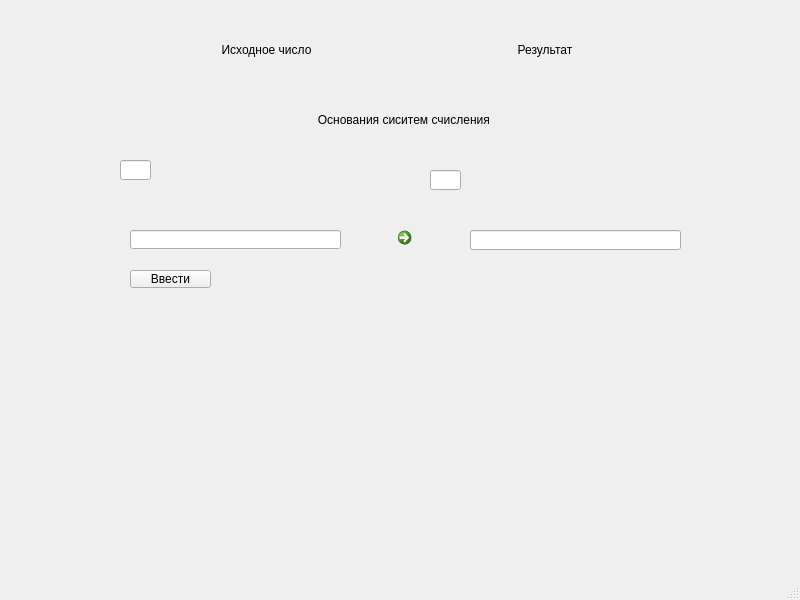
Old version of the form mainwindow.ui in the repository panovavasilisa/UniversalConverter.
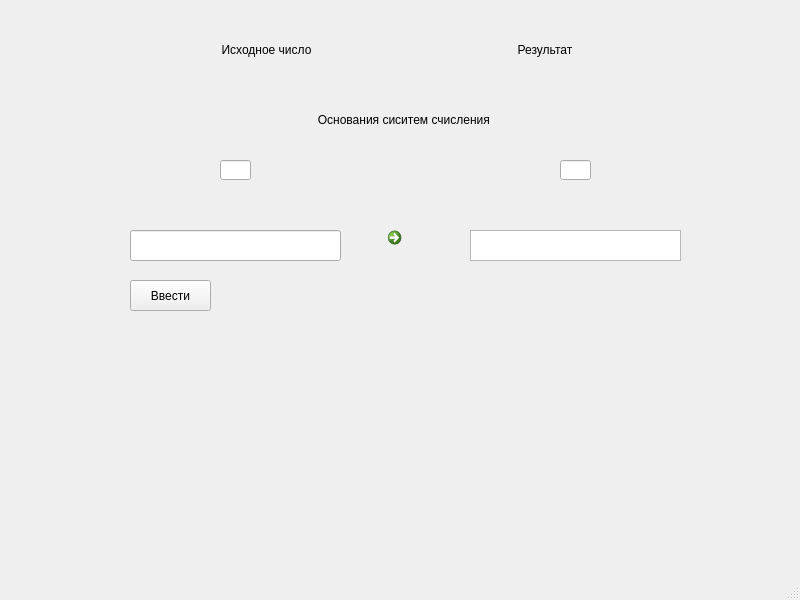
New version of the form.

Patch:
```diff
--- a/mainwindow.ui
+++ b/mainwindow.ui
@@ -13,14 +13,20 @@
   <property name="windowTitle">
    <string>MainWindow</string>
   </property>
+  <property name="iconSize">
+   <size>
+    <width>40</width>
+    <height>40</height>
+   </size>
+  </property>
   <widget class="QWidget" name="centralwidget">
    <widget class="QPushButton" name="btn_check_valid">
     <property name="geometry">
      <rect>
       <x>130</x>
-      <y>270</y>
+      <y>280</y>
       <width>81</width>
-      <height>18</height>
+      <height>31</height>
      </rect>
     </property>
     <property name="text">
@@ -30,51 +36,37 @@
    <widget class="QLineEdit" name="line_p">
     <property name="geometry">
      <rect>
-      <x>120</x>
+      <x>220</x>
       <y>160</y>
       <width>31</width>
       <height>20</height>
      </rect>
     </property>
    </widget>
-   <widget class="QLineEdit" name="line_my_number">
-    <property name="geometry">
-     <rect>
-      <x>130</x>
-      <y>230</y>
-      <width>211</width>
-      <height>19</height>
-     </rect>
-    </property>
-   </widget>
-   <widget class="QLineEdit" name="line_ans_number">
-    <property name="geometry">
-     <rect>
-      <x>470</x>
-      <y>230</y>
-      <width>211</width>
-      <height>20</height>
-     </rect>
-    </property>
-   </widget>
    <widget class="QCommandLinkButton" name="btn_calculate">
     <property name="geometry">
      <rect>
-      <x>390</x>
+      <x>380</x>
       <y>220</y>
-      <width>31</width>
-      <height>41</height>
+      <width>41</width>
+      <height>51</height>
      </rect>
     </property>
     <property name="text">
      <string/>
     </property>
+    <property name="iconSize">
+     <size>
+      <width>40</width>
+      <height>40</height>
+     </size>
+    </property>
    </widget>
    <widget class="QLineEdit" name="line_q">
     <property name="geometry">
      <rect>
-      <x>430</x>
-      <y>170</y>
+      <x>560</x>
+      <y>160</y>
       <width>31</width>
       <height>20</height>
      </rect>
@@ -122,6 +114,26 @@
      </item>
     </layout>
    </widget>
+   <widget class="QTextEdit" name="line_ans_number">
+    <property name="geometry">
+     <rect>
+      <x>470</x>
+      <y>230</y>
+      <width>211</width>
+      <height>31</height>
+     </rect>
+    </property>
+   </widget>
+   <widget class="QLineEdit" name="line_my_number">
+    <property name="geometry">
+     <rect>
+      <x>130</x>
+      <y>230</y>
+      <width>211</width>
+      <height>31</height>
+     </rect>
+    </property>
+   </widget>
   </widget>
   <widget class="QMenuBar" name="menubar">
    <property name="geometry">
```
